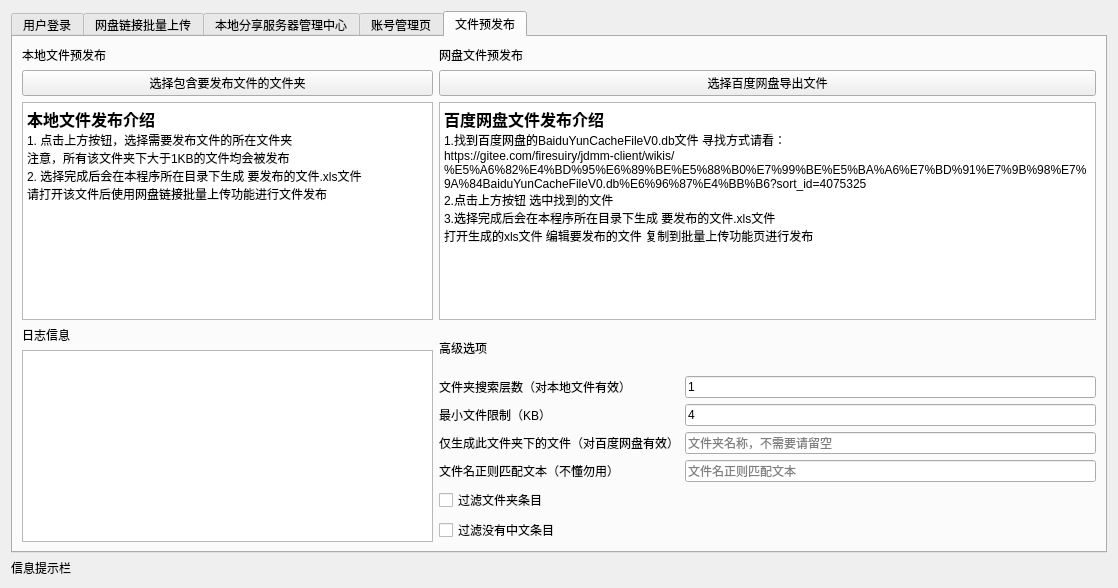
First picture: the form in client.ui, repository Firesuiry/jdmm-client, before the edit.
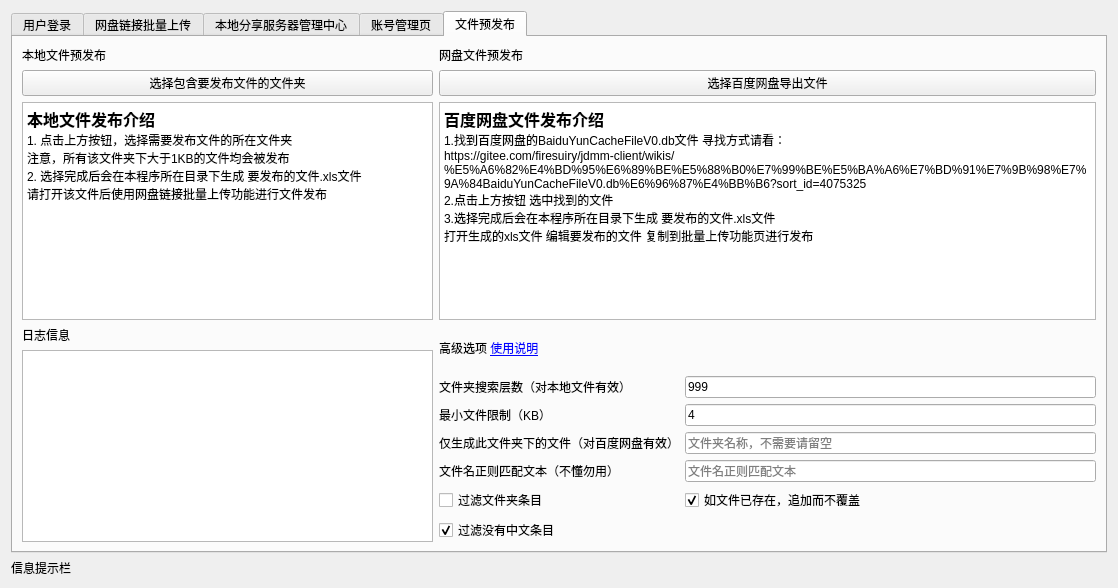
Second picture: the form after the edit.

Commit message: 更新客户端预发布模块

Diff of the .ui file:
```diff
--- a/client.ui
+++ b/client.ui
@@ -662,7 +662,13 @@
        <item row="1" column="1">
         <widget class="QLabel" name="label_13">
          <property name="text">
-          <string>高级选项</string>
+          <string>&lt;html&gt;&lt;head/&gt;&lt;body&gt;&lt;p&gt;高级选项 &lt;a href=&quot;https://gitee.com/firesuiry/jdmm-client/wikis/%20%E6%96%87%E4%BB%B6%E9%A2%84%E5%8F%91%E5%B8%83%20%E9%AB%98%E7%BA%A7%E9%80%89%E9%A1%B9%E4%BB%8B%E7%BB%8D?sort_id=4095672&quot;&gt;&lt;span style=&quot; text-decoration: underline; color:#0000ff;&quot;&gt;使用说明&lt;/span&gt;&lt;/a&gt;&lt;/p&gt;&lt;/body&gt;&lt;/html&gt;</string>
+         </property>
+         <property name="textFormat">
+          <enum>Qt::RichText</enum>
+         </property>
+         <property name="openExternalLinks">
+          <bool>true</bool>
          </property>
         </widget>
        </item>
@@ -676,7 +682,7 @@
        <item row="2" column="2">
         <widget class="QLineEdit" name="dir_search_depth_edit">
          <property name="text">
-          <string>1</string>
+          <string>999</string>
          </property>
         </widget>
        </item>
@@ -747,11 +753,24 @@
          </property>
         </widget>
        </item>
+       <item row="6" column="2">
+        <widget class="QCheckBox" name="add_cb">
+         <property name="text">
+          <string>如文件已存在，追加而不覆盖</string>
+         </property>
+         <property name="checked">
+          <bool>true</bool>
+         </property>
+        </widget>
+       </item>
        <item row="7" column="1">
         <widget class="QCheckBox" name="checkBox_2">
          <property name="text">
           <string>过滤没有中文条目</string>
          </property>
+         <property name="checked">
+          <bool>true</bool>
+         </property>
         </widget>
        </item>
       </layout>
```
Left out of the diff: 8 changed lines with no effect on the pictures. The commit also changes 2 other files.
